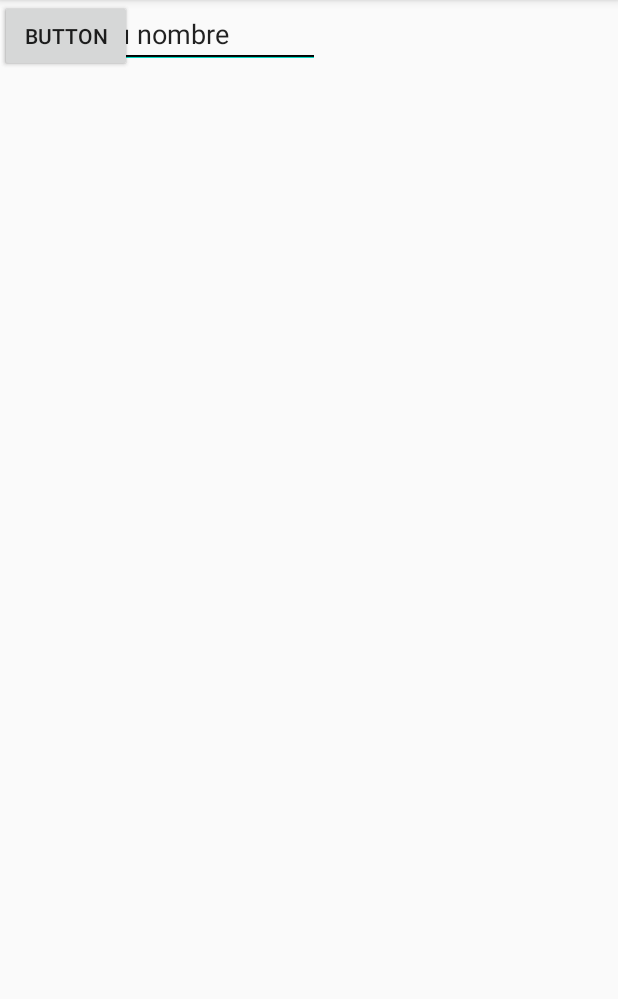
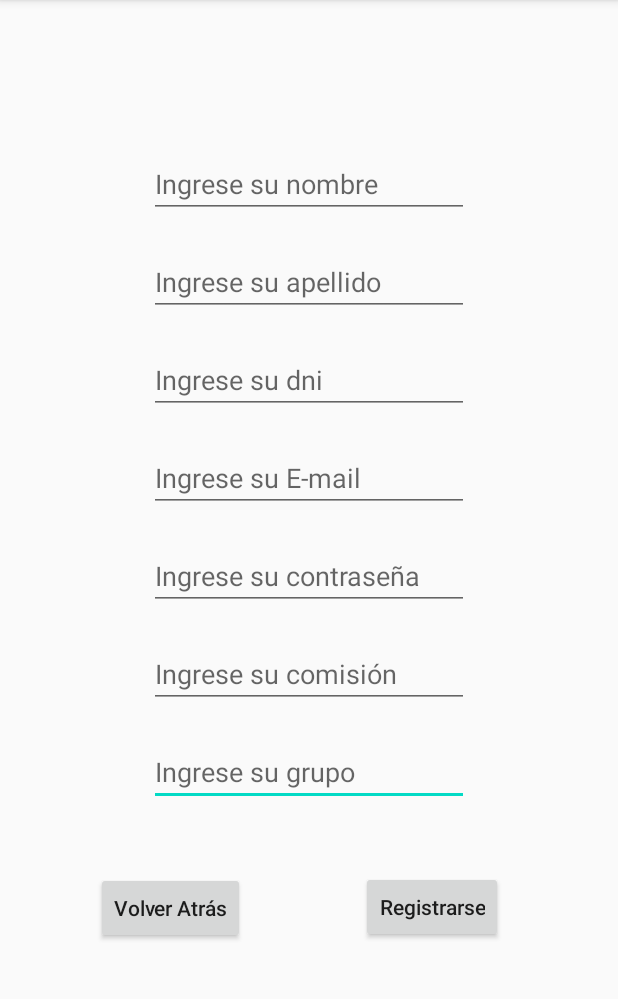
Before and after one commit to SebastianBarros/grupo_606, an Android app: the RegisterActivity screen opened directly, with no data from a screen before it, on a phone screen of 412 x 824 dp, the part 84-1083 px from its top. Run offline under Robolectric (Android 15) with nearby library versions, the phone set to English and light mode, and no system bars.

Commit message:
cambios de interfaz y nombre de variables
Se hicieron cambio de nombre de variables de las activities, cambio en los strings de botones, en los hints de los campos, se acomodo un poco la interfaz.

```diff
--- a/codigo/app/src/main/res/layout/activity_register.xml
+++ b/codigo/app/src/main/res/layout/activity_register.xml
@@ -6,85 +6,115 @@
     android:layout_height="match_parent"
     tools:context=".RegisterActivity">
 
-    <EditText
-        android:id="@+id/editText10"
+    <Button
+        android:id="@+id/buttonRegister"
         android:layout_width="wrap_content"
         android:layout_height="wrap_content"
-        android:ems="10"
-        android:inputType="number"
-        tools:layout_editor_absoluteX="83dp"
-        tools:layout_editor_absoluteY="589dp" />
+        android:layout_marginBottom="96dp"
+        android:text="@string/button_register"
+        android:textAllCaps="false"
+        app:layout_constraintBottom_toBottomOf="parent"
+        app:layout_constraintEnd_toEndOf="parent"
+        app:layout_constraintStart_toEndOf="@+id/buttonBackLogin"
+        app:layout_constraintTop_toBottomOf="@+id/editTextRegisterGroup" />
+
+    <Button
+        android:id="@+id/buttonBackLogin"
+        android:layout_width="wrap_content"
+        android:layout_height="wrap_content"
+        android:layout_marginStart="64dp"
+        android:layout_marginLeft="64dp"
+        android:layout_marginBottom="96dp"
+        android:text="@string/button_back_to_login"
+        android:textAllCaps="false"
+        app:layout_constraintBottom_toBottomOf="parent"
+        app:layout_constraintStart_toStartOf="parent"
+        app:layout_constraintTop_toBottomOf="@+id/editTextRegisterGroup"
+        app:layout_constraintVertical_bias="0.509" />
 
     <EditText
-        android:id="@+id/editText8"
+        android:id="@+id/editTextRegisterGroup"
         android:layout_width="wrap_content"
         android:layout_height="wrap_content"
+        android:layout_marginTop="20dp"
         android:ems="10"
-        android:inputType="textEmailAddress"
-        tools:layout_editor_absoluteX="82dp"
-        tools:layout_editor_absoluteY="301dp" />
+        android:hint="@string/edit_text_hint_group"
+        android:inputType="number"
+        app:layout_constraintEnd_toEndOf="parent"
+        app:layout_constraintStart_toStartOf="parent"
+        app:layout_constraintTop_toBottomOf="@+id/editTextRegisterComission" />
 
     <EditText
-        android:id="@+id/editText3"
+        android:id="@+id/editTextRegisterEmail"
         android:layout_width="wrap_content"
         android:layout_height="wrap_content"
+        android:layout_marginTop="20dp"
         android:ems="10"
-        android:inputType="textPersonName"
-        android:text="@string/ingrese_su_nombre"
-        tools:layout_editor_absoluteX="82dp"
-        tools:layout_editor_absoluteY="51dp"
-        android:autofillHints="" />
+        android:hint="@string/edit_text_hint_email"
+        android:inputType="textEmailAddress"
+        app:layout_constraintEnd_toEndOf="parent"
+        app:layout_constraintStart_toStartOf="parent"
+        app:layout_constraintTop_toBottomOf="@+id/editTextRegisterDni" />
 
     <EditText
-        android:id="@+id/editText4"
+        android:id="@+id/editTextRegisterName"
         android:layout_width="wrap_content"
         android:layout_height="wrap_content"
+        android:layout_marginTop="100dp"
+        android:autofillHints=""
         android:ems="10"
+        android:hint="@string/edit_text_hint_name"
         android:inputType="textPersonName"
-        android:text="Name"
-        tools:layout_editor_absoluteX="83dp"
-        tools:layout_editor_absoluteY="135dp" />
+        app:layout_constraintEnd_toEndOf="parent"
+        app:layout_constraintStart_toStartOf="parent"
+        app:layout_constraintTop_toTopOf="parent" />
 
     <EditText
-        android:id="@+id/editText5"
+        android:id="@+id/editTextRegisterLastname"
         android:layout_width="wrap_content"
         android:layout_height="wrap_content"
+        android:layout_marginTop="20dp"
         android:ems="10"
-        android:inputType="number"
-        tools:layout_editor_absoluteX="83dp"
-        tools:layout_editor_absoluteY="219dp" />
+        android:hint="@string/edit_text_hint_lastname"
+        android:inputType="textPersonName"
+        app:layout_constraintEnd_toEndOf="parent"
+        app:layout_constraintStart_toStartOf="parent"
+        app:layout_constraintTop_toBottomOf="@+id/editTextRegisterName" />
 
     <EditText
-        android:id="@+id/editText7"
+        android:id="@+id/editTextRegisterDni"
         android:layout_width="wrap_content"
         android:layout_height="wrap_content"
+        android:layout_marginTop="20dp"
         android:ems="10"
-        android:inputType="textPassword"
-        tools:layout_editor_absoluteX="86dp"
-        tools:layout_editor_absoluteY="412dp" />
+        android:hint="@string/edit_text_hint_dni"
+        android:inputType="number"
+        app:layout_constraintEnd_toEndOf="parent"
+        app:layout_constraintStart_toStartOf="parent"
+        app:layout_constraintTop_toBottomOf="@+id/editTextRegisterLastname" />
 
     <EditText
-        android:id="@+id/editText9"
+        android:id="@+id/editTextRegisterPassword"
         android:layout_width="wrap_content"
         android:layout_height="wrap_content"
+        android:layout_marginTop="20dp"
         android:ems="10"
-        android:inputType="number"
-        tools:layout_editor_absoluteX="86dp"
-        tools:layout_editor_absoluteY="500dp" />
+        android:hint="@string/edit_text_hint_password"
+        android:inputType="textPassword"
+        app:layout_constraintEnd_toEndOf="parent"
+        app:layout_constraintStart_toStartOf="parent"
+        app:layout_constraintTop_toBottomOf="@+id/editTextRegisterEmail" />
 
-    <Button
-        android:id="@+id/button"
+    <EditText
+        android:id="@+id/editTextRegisterComission"
         android:layout_width="wrap_content"
         android:layout_height="wrap_content"
-        android:text="Button"
-        tools:layout_editor_absoluteX="34dp"
-        tools:layout_editor_absoluteY="663dp" />
+        android:layout_marginTop="20dp"
+        android:ems="10"
+        android:hint="@string/edit_text_hint_comission"
+        android:inputType="number"
+        app:layout_constraintEnd_toEndOf="parent"
+        app:layout_constraintStart_toStartOf="parent"
+        app:layout_constraintTop_toBottomOf="@+id/editTextRegisterPassword" />
 
-    <Button
-        android:id="@+id/button2"
-        android:layout_width="wrap_content"
-        android:layout_height="wrap_content"
-        android:text="Button"
-        tools:layout_editor_absoluteX="271dp"
-        tools:layout_editor_absoluteY="666dp" />
 </androidx.constraintlayout.widget.ConstraintLayout>
--- a/codigo/app/src/main/res/values/strings.xml
+++ b/codigo/app/src/main/res/values/strings.xml
@@ -10,4 +10,20 @@
     <string name="hello_first_fragment">Hello first fragment</string>
     <string name="hello_second_fragment">Hello second fragment. Arg: %1$s</string>
     <string name="ingrese_su_nombre">Ingrese su nombre</string>
+    <string name="button_login">Ingresar</string>
+    <string name="button_register">Registrarse</string>
+    <string name="editTextHint_email">email</string>
+    <string name="editTextHint_password">contraseña</string>
+    <string name="textView_welcome">Bienvenido</string>
+    <string name="button_back_to_login">Volver Atrás</string>
+    <string name="edit_text_hint_group">Ingrese su grupo</string>
+    <string name="edit_text_hint_comission">Ingrese su comisión</string>
+    <string name="edit_text_hint_password">Ingrese su contraseña</string>
+    <string name="edit_text_hint_dni">Ingrese su dni</string>
+    <string name="edit_text_hint_lastname">Ingrese su apellido</string>
+    <string name="edit_text_hint_name">Ingrese su nombre</string>
+    <string name="edit_text_hint_email">Ingrese su E-mail</string>
+    <string name="button_register_sensor_value">Registrar Proximidad</string>
+    <string name="button_register__proximity_sensor_value">Registrar nivel de Proximidad</string>
+    <string name="button_register_lux_sensor_value">Registrar nivel de luz</string>
 </resources>
--- a/codigo/build.gradle
+++ b/codigo/build.gradle
@@ -8,7 +8,7 @@ buildscript {
 
     }
     dependencies {
-        classpath 'com.android.tools.build:gradle:3.6.1'
+        classpath 'com.android.tools.build:gradle:3.6.3'
 
 
         // NOTE: Do not place your application dependencies here; they belong
```
Also changed, not shown: codigo/app/src/main/res/layout/activity_main.xml (+44 -17 lines), codigo/app/src/main/res/layout/activity_menu.xml (+58 -28 lines).
